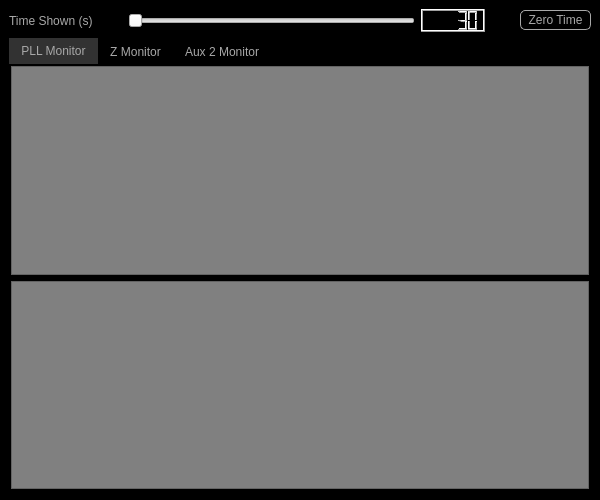
Old version of the form GUI/Approach/ApproachMonitor.ui in the repository afylab/nanoSQUID-Scanning-Software.
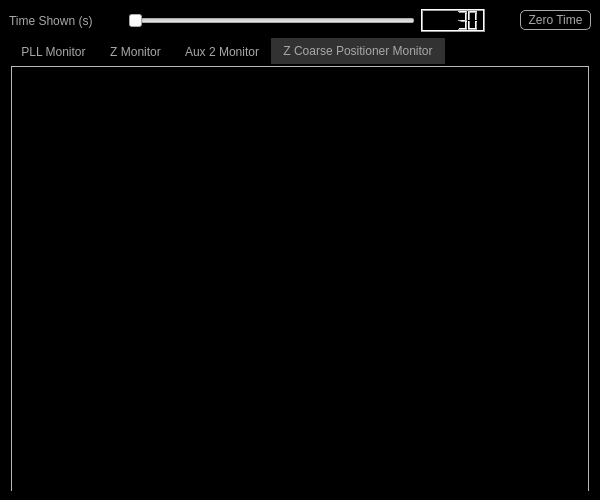
New version of the form. Icons and pictures are not drawn.

Commit message: Added in data collection for PLL, Z fine and Z course data. Along with set number of step extensions, not as part of an approach loop yet.

```diff
--- a/GUI/Approach/ApproachMonitor.ui
+++ b/GUI/Approach/ApproachMonitor.ui
@@ -153,7 +153,7 @@
        <enum>QTabWidget::Rounded</enum>
       </property>
       <property name="currentIndex">
-       <number>0</number>
+       <number>3</number>
       </property>
       <widget class="QWidget" name="tab">
        <attribute name="title">
@@ -272,6 +272,32 @@
         </item>
        </layout>
       </widget>
+      <widget class="QWidget" name="tab_4">
+       <attribute name="title">
+        <string>Z Coarse Positioner Monitor</string>
+       </attribute>
+       <widget class="QFrame" name="ZcoarsePlaceholder">
+        <property name="geometry">
+         <rect>
+          <x>2</x>
+          <y>2</y>
+          <width>578</width>
+          <height>426</height>
+         </rect>
+        </property>
+        <property name="styleSheet">
+         <string notr="true">#zPlaceholder{
+background: grey
+}</string>
+        </property>
+        <property name="frameShape">
+         <enum>QFrame::StyledPanel</enum>
+        </property>
+        <property name="frameShadow">
+         <enum>QFrame::Raised</enum>
+        </property>
+       </widget>
+      </widget>
      </widget>
     </item>
    </layout>
```
The commit also changes 7 other files.
